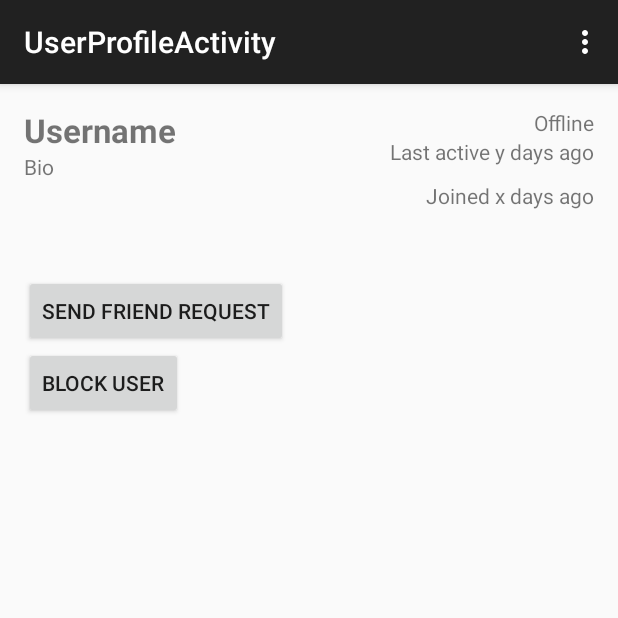
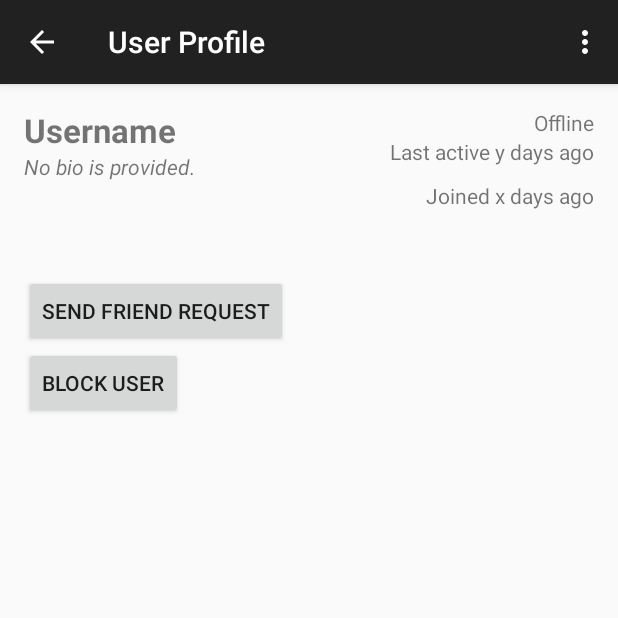
Before and after one commit to Roberto-M-H/Java_Python_FlaskServer_AndroidChatApp, an Android app: the UserProfileActivity screen opened directly, with no data from a screen before it, on a phone screen of 412 x 824 dp, the top half of it. Run offline under Robolectric (Android 15) with nearby library versions, the light colour scheme and no system bars; 4 statements that could not run were skipped.

Commit message:
now able to view user profile via action bar menu or long pressing a chat message and selecting 'view profile'

```diff
--- a/android_app/app/src/main/java/com/example/saurabh/chat/JSONParser.java
+++ b/android_app/app/src/main/java/com/example/saurabh/chat/JSONParser.java
@@ -42,7 +42,6 @@ public class JSONParser {
             httpPost.setHeader("Accept", "application/json");
 
             if(jsonObject != null) {
-                Log.i("http", "setting json parameter");
                 httpPost.setHeader("Content-type", "application/json");
                 httpPost.setEntity(new StringEntity(jsonObject.toString(), "UTF-8"));
             }
@@ -73,7 +72,6 @@ public class JSONParser {
             }
             is.close();
             json = sb.toString();
-            Log.i("json", json);
         } catch (Exception e) {
             Log.e("Buffer Error", "Error converting result " + e.toString());
         }
@@ -87,6 +85,5 @@ public class JSONParser {
 
         // return JSON String
         return jObj;
-
     }
 }
--- a/android_app/app/src/main/java/com/example/saurabh/chat/MenuActivity.java
+++ b/android_app/app/src/main/java/com/example/saurabh/chat/MenuActivity.java
@@ -62,7 +62,7 @@ public class MenuActivity extends AppCompatActivity {
 
             Snackbar snackbar = Snackbar
                     .make(coordinatorLayout, "Signed in as " + username, Snackbar.LENGTH_LONG)
-                    .setAction("Not " + username + "?", new View.OnClickListener() {
+                    .setAction("Not you?", new View.OnClickListener() {
                         @Override
                         public void onClick(View view) {
                             new Logout(MenuActivity.this, user_id, username, session);
--- a/android_app/app/src/main/java/com/example/saurabh/chat/UserProfileActivity.java
+++ b/android_app/app/src/main/java/com/example/saurabh/chat/UserProfileActivity.java
@@ -1,19 +1,65 @@
 package com.example.saurabh.chat;
 
+import android.content.Intent;
+import android.os.AsyncTask;
 import android.os.Bundle;
+import android.support.v7.app.ActionBar;
 import android.support.v7.app.AppCompatActivity;
 import android.view.Menu;
 import android.view.MenuItem;
+import android.widget.TextView;
+import android.widget.Toast;
+
+import org.json.JSONException;
+import org.json.JSONObject;
+
+import java.util.Date;
 
 
 public class UserProfileActivity extends AppCompatActivity {
+
+    int look_up_user_id;
+    String url;
+    JSONObject inputJSON;
+
+    TextView usernameDisplayText;
+    TextView displayJoinedDateText;
+    ActionBar actionBar;
 
     @Override
     protected void onCreate(Bundle savedInstanceState) {
         super.onCreate(savedInstanceState);
         setContentView(R.layout.activity_user_profile);
+
+        actionBar = getSupportActionBar();
+        if(actionBar != null) {
+            actionBar.setHomeButtonEnabled(true);
+            actionBar.setDisplayHomeAsUpEnabled(true);
+        }
+
+        url = ((ChatApplication) getApplication()).getURL();
+
+        inputJSON = new JSONObject();
+        try {
+            inputJSON.put("username", ((ChatApplication) getApplication()).getUsername());
+            inputJSON.put("user_id", ((ChatApplication) getApplication()).getUserID());
+            inputJSON.put("session", ((ChatApplication) getApplication()).getSession());
+        } catch (JSONException e) {
+            e.printStackTrace();
+        }
+
+        Intent intent = getIntent();
+        if(intent.hasExtra("user_id")) {
+            look_up_user_id = intent.getIntExtra("user_id", -1);
+        } else {
+            look_up_user_id = ((ChatApplication) getApplication()).getUserID();
+        }
+
+        usernameDisplayText = (TextView) findViewById(R.id.txt_display_username);
+        displayJoinedDateText = (TextView) findViewById(R.id.txt_display_joined_date);
+
+        (new QueryUserAsyncTask()).execute();
     }
-
 
     @Override
     public boolean onCreateOptionsMenu(Menu menu) {
@@ -34,6 +80,41 @@ public class UserProfileActivity extends AppCompatActivity {
             return true;
         }
 
+        if(id == android.R.id.home) {
+            this.finish();
+            return true;
+        }
+
         return super.onOptionsItemSelected(item);
     }
+
+    private class QueryUserAsyncTask extends AsyncTask<String, String, JSONObject> {
+
+        @Override
+        protected JSONObject doInBackground(String... params) {
+            JSONObject outputJSON = new JSONParser().getJSONFromUrl(url + "/user/" + look_up_user_id, inputJSON);
+
+            return outputJSON;
+        }
+
+        @Override
+        protected void onPostExecute(JSONObject jsonObject) {
+            if(jsonObject == null) {
+                Toast.makeText(UserProfileActivity.this, String.format("Unable to query user ID '%s'", look_up_user_id), Toast.LENGTH_SHORT).show();
+                return;
+            }
+
+            try {
+                usernameDisplayText.setText(jsonObject.getString("username"));
+
+                Date userCreatedDate = Utility.parseDateAsUTC(jsonObject.getString("created_date"));
+                displayJoinedDateText.setText("Joined " + Utility.getTimeAgo(userCreatedDate.getTime()));
+
+            } catch (JSONException e) {
+                e.printStackTrace();
+                Toast.makeText(UserProfileActivity.this, String.format("Unable to query user ID '%s'", look_up_user_id), Toast.LENGTH_SHORT).show();
+                return;
+            }
+        }
+    }
 }
--- a/android_app/app/src/main/res/layout/activity_user_profile.xml
+++ b/android_app/app/src/main/res/layout/activity_user_profile.xml
@@ -7,7 +7,7 @@
     tools:context="com.example.saurabh.chat.UserProfileActivity">
 
     <TextView
-        android:text="Username"
+        android:text="@string/template_username"
         android:layout_width="wrap_content"
         android:id="@+id/txt_display_username"
         android:layout_height="wrap_content"
@@ -17,7 +17,8 @@
     <TextView
         android:layout_width="wrap_content"
         android:layout_height="wrap_content"
-        android:text="Bio"
+        android:text="@string/no_bio_provided"
+        android:textStyle="italic"
         android:id="@+id/txt_display_bio"
         android:layout_below="@+id/txt_display_username"
         android:layout_alignParentLeft="true"
@@ -26,7 +27,7 @@
     <TextView
         android:layout_width="wrap_content"
         android:layout_height="wrap_content"
-        android:text="Offline"
+        android:text="@string/status_offline"
         android:id="@+id/txt_display_status"
         android:layout_alignTop="@+id/txt_display_username"
         android:layout_alignParentRight="true"
--- a/android_app/app/src/main/res/values/strings.xml
+++ b/android_app/app/src/main/res/values/strings.xml
@@ -16,14 +16,19 @@
     <string name="title_activity_sign_up">Sign up</string>
     <string name="title_activity_chat">Chat</string>
     <string name="title_activity_settings">Settings</string>
-    <string name="title_activity_user_profile">UserProfileActivity</string>
+    <string name="title_activity_user_profile">User Profile</string>
     <string name="title_activity_menu">Chat Menu</string>
 
     <string name="create_room">Create room</string>
 
+    <string name="no_bio_provided">No bio is provided.</string>
+
     <string name="template_broadcast">Broadcast message</string>
     <string name="template_username">Username</string>
     <string name="template_message">Message</string>
+
+    <string name="status_online">Online</string>
+    <string name="status_offline">Offline</string>
 
     <string-array
         name="message_dialog_choice_list">
```
Also changed, not shown: android_app/app/src/main/java/com/example/saurabh/chat/MessageAdapter.java (+22 -6 lines), android_app/app/src/main/java/com/example/saurabh/chat/RoomAdapter.java (+3 -11 lines), android_app/app/src/main/java/com/example/saurabh/chat/Utility.java (+23 -0 lines), 3 other files.
